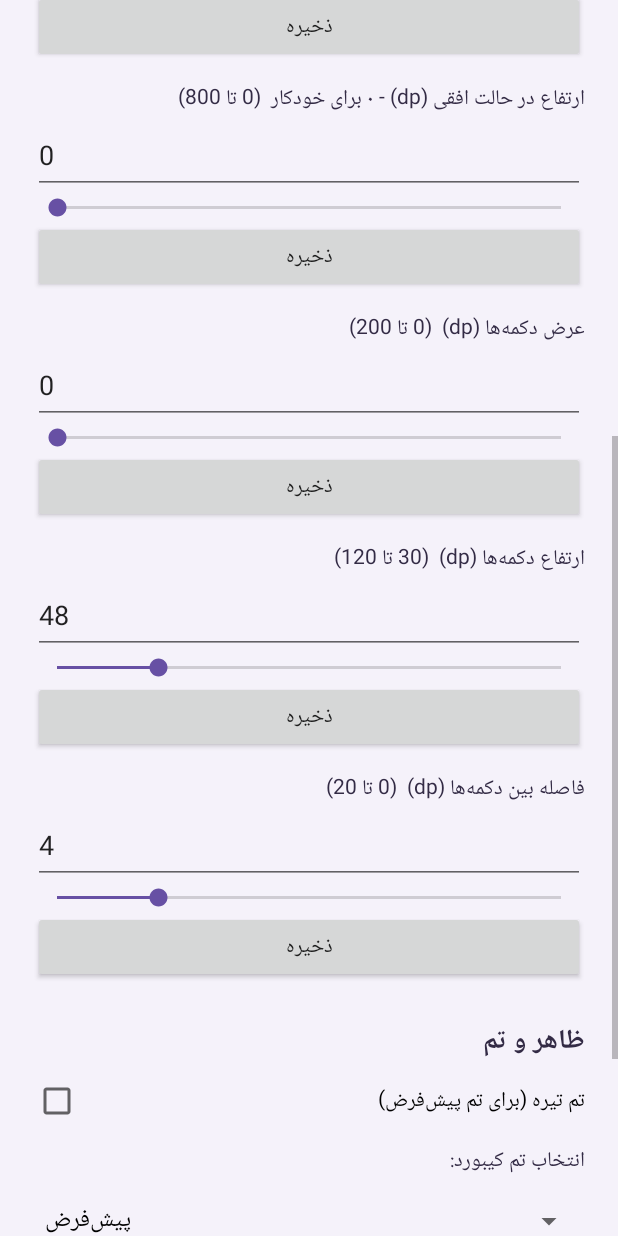
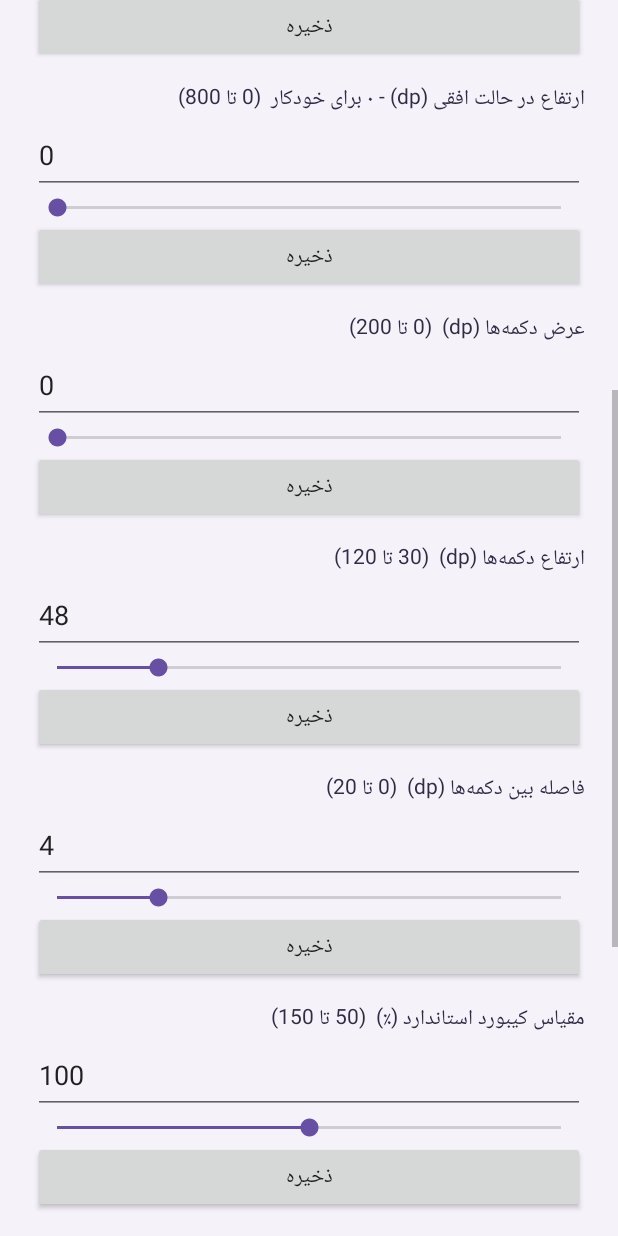
Before and after one commit to smhosseini397/keyboard, an Android app: the screen it shows after launch (SettingsActivity), scrolled down 576 dp, on a phone screen of 412 x 824 dp. Run offline under Robolectric (Android 15) with nearby library versions, the phone set to English and light mode, and no system bars.

Commit message:
Update SettingsActivity.kt

```diff
--- a/app/src/main/java/com/farshekashan/keyfarsi/SettingsActivity.kt
+++ b/app/src/main/java/com/farshekashan/keyfarsi/SettingsActivity.kt
@@ -81,11 +81,12 @@ class SettingsActivity : Activity() {
 
         addNumberField(outer, "عرض کیبورد (dp)", "keyboard_width", 360, 0, 1200)
         addNumberField(outer, "ارتفاع کل کیبورد (dp)", "keyboard_height", 270, 150, 800)
-        // ✅ فیلد جدید برای ارتفاع در حالت افقی
         addNumberField(outer, "ارتفاع در حالت افقی (dp) - ۰ برای خودکار", "keyboard_height_landscape", 0, 0, 800)
         addNumberField(outer, "عرض دکمه‌ها (dp)", "key_width", 0, 0, 200)
         addNumberField(outer, "ارتفاع دکمه‌ها (dp)", "key_height", 48, 30, 120)
         addNumberField(outer, "فاصله بین دکمه‌ها (dp)", "key_gap", 4, 0, 20)
+        // ✅ فیلد جدید برای مقیاس کیبورد استاندارد
+        addNumberField(outer, "مقیاس کیبورد استاندارد (٪)", "standard_scale", 100, 50, 150)
 
         outer.addView(sectionTitle("ظاهر و تم"))
 
@@ -98,7 +99,6 @@ class SettingsActivity : Activity() {
         }
         outer.addView(dark)
 
-        // ✅ انتخاب تم سه‌بعدی
         val themeLabel = TextView(this).apply {
             text = "انتخاب تم کیبورد:"
             textSize = 14f
@@ -125,7 +125,6 @@ class SettingsActivity : Activity() {
         }
         outer.addView(spinner, match())
 
-        // ✅ کیبورد بزرگ استاندارد
         val standardBig = CheckBox(this).apply {
             text = "کیبورد بزرگ استاندارد (حروف سر جای استاندارد با فاصله بیشتر)"
             isChecked = prefs.getBoolean("standard_big_keyboard", false)
@@ -150,6 +149,7 @@ class SettingsActivity : Activity() {
                     .putInt("key_width", 0)
                     .putInt("key_height", 48)
                     .putInt("key_gap", 4)
+                    .putInt("standard_scale", 100) // ✅ مقیاس استاندارد
                     .putBoolean("dark", false)
                     .putString("theme", "default")
                     .putBoolean("standard_big_keyboard", false)
@@ -164,6 +164,7 @@ class SettingsActivity : Activity() {
             text = "تغییر اندازه پس از باز و بسته کردن کیبورد اعمال می‌شود.\n" +
                 "عرض دکمه ۰ = عرض خودکار (تقسیم مساوی).\n" +
                 "ارتفاع حالت افقی ۰ = خودکار (۴۵٪ ارتفاع صفحه).\n" +
+                "مقیاس استاندارد ۱۰۰٪ = اندازه پیش‌فرض. کمتر/بیشتر = کوچک/بزرگ‌تر شدن دکمه‌ها با حفظ چیدمان.\n" +
                 "برای نمایش کامل کیبورد، ارتفاع کل را کمتر از ارتفاع صفحه تنظیم کنید."
             textSize = 12f
             setPadding(0, dp(12), 0, dp(8))
```
